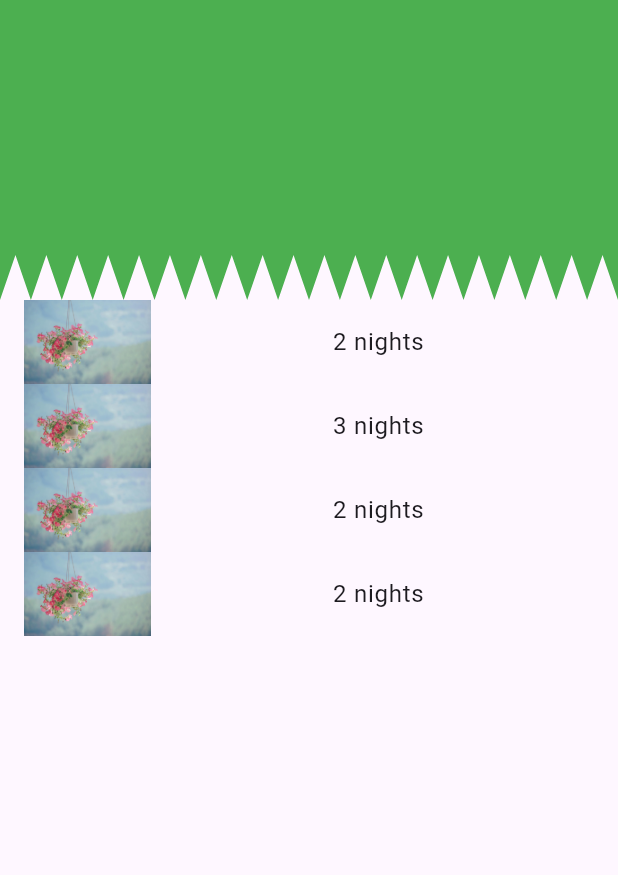
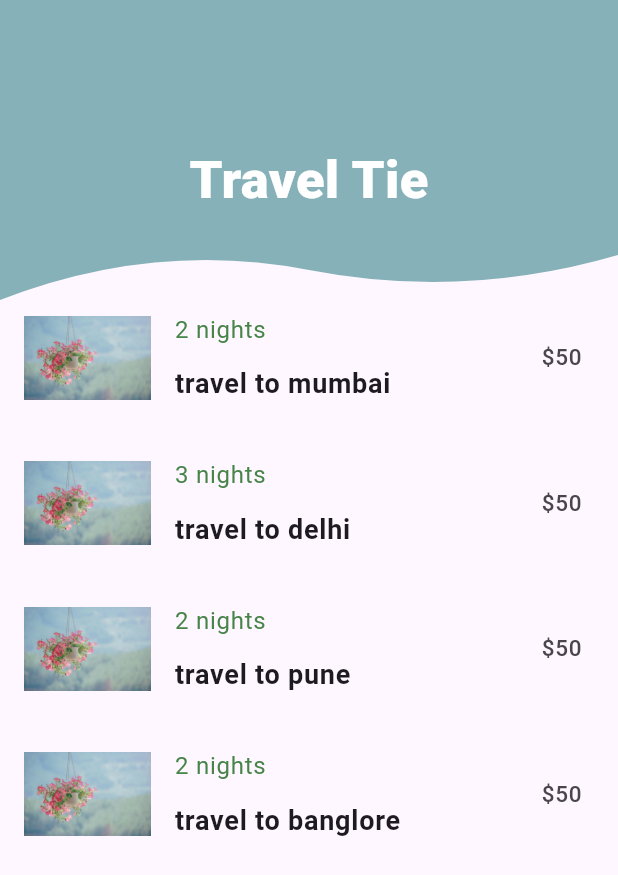
Before and after one commit to nidhiapp/animations, a Flutter app: the CustomBackground screen opened directly, on a phone screen of 412 x 824 dp. Shown: the top 875 px of the screen. Run offline on Flutter 3.47's test engine with Material 3 defaults, Android fonts, the phone set to English and light mode, and no system bars.

Commit message:
change in homepage appearence

```diff
--- a/lib/custom_background.dart
+++ b/lib/custom_background.dart
@@ -1,4 +1,5 @@
 
+import 'package:animations/widgets/title.dart';
 import 'package:animations/widgets/trip_list.dart';
 import 'package:flutter/material.dart';
 
@@ -12,7 +13,10 @@ class CustomBackground extends StatelessWidget {
         children: [
           ClipPath(
             clipper: BackgroundImageClipper(),
-            child: Container(height: 200, color: Colors.green),
+            child: Container(height: 200, color: Color.fromARGB(255, 134, 177, 184),
+            child:Center(child: TitleAnimation()) ,
+
+            ),
           ),
           Expanded(child: TripList())
        //  AnimationControllerPrac()
@@ -26,16 +30,11 @@ class BackgroundImageClipper extends CustomClipper<Path> {
   @override
   Path getClip(Size size) {
     Path path = Path();
-    path.lineTo(0, size.height);
-
-    var curXPos = 0.0;
-    var curYPos = size.height;
-    var increment = size.width / 40;
-    while (curXPos < size.width) {
-      curXPos += increment;
-      curYPos = curYPos == size.height ? size.height - 30 : size.height;
-      path.lineTo(curXPos, curYPos);
-    }
+ path.lineTo(0, size.height);
+    path.quadraticBezierTo(
+        size.width / 4, size.height - 40, size.width / 2, size.height - 20);
+    path.quadraticBezierTo(
+        3 / 4 * size.width, size.height, size.width, size.height - 30);
     path.lineTo(size.width, 0);
     return path;
   }
--- a/lib/main.dart
+++ b/lib/main.dart
@@ -20,7 +20,7 @@ class MyApp extends StatelessWidget {
         colorScheme: ColorScheme.fromSeed(seedColor: Colors.deepPurple),
         useMaterial3: true,
       ),
-      home: SandBox(),
+      home: CustomBackground(),
     );
   }
 }
--- a/lib/widgets/title.dart
+++ b/lib/widgets/title.dart
@@ -4,10 +4,18 @@ class TitleAnimation extends StatelessWidget {
 
   @override
   Widget build(BuildContext context) {
-    return TweenAnimationBuilder(tween: ,
+    return TweenAnimationBuilder(tween:Tween<double>(begin: 0, end: 1) ,
+    child:Text("Travel Tie",style: TextStyle(
+                    fontWeight: FontWeight.w800,
+                    fontSize: 35,
+                    color: Colors.white),) ,
     duration:Duration(seconds: 1) ,
-    builder: (context, value, child) {
-       return Text("Travel Tie");
+    builder: (context, val,  child) {
+       return Opacity(opacity: val,
+       child: Padding(padding: EdgeInsets.only(top: val*40),
+       child: child,
+       ),
+       ) ;
     },
   );
   }
--- a/lib/widgets/trip_list.dart
+++ b/lib/widgets/trip_list.dart
@@ -42,18 +42,28 @@ class _TripListState extends State<TripList> {
   }
 
   Widget buildTile(Trips trips) {
-    return ListTile(
-        title: Column(
-          children: [Text("${trips.night} nights")],
+    return Column(
+      children: [
+        ListTile(
+            title: Column(crossAxisAlignment: CrossAxisAlignment.start,
+              children: [
+                Text("${trips.night} nights",style: TextStyle(fontWeight: FontWeight.w400,color: Color.fromARGB(255, 70, 132, 72))),
+                SizedBox(height: 10,),
+                Text("travel to ${trips.title}",style: TextStyle(fontWeight: FontWeight.w600,fontSize: 18),)
+              ],
             ),
             leading: Image.asset(trips.imgs),
+            trailing: Text(trips.price,style: TextStyle(fontWeight: FontWeight.w500,fontSize: 15),),
             onTap: () {
               Navigator.push(
                   context,
                   MaterialPageRoute(
                     builder: (context) => TripDetails(trip: trips,),
                   ));
-        });
+            }),
+            SizedBox(height: 20,)
+      ],
+    );
   }
 
   @override
```
Lines whose indentation alone changed are shown as unchanged.
